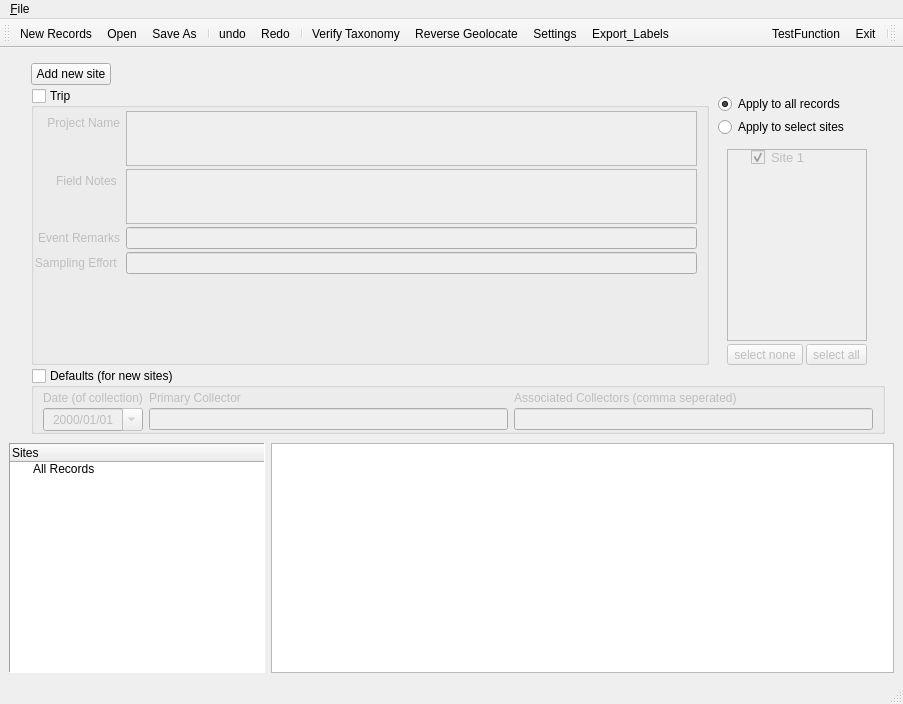
Old version of the form ui/TestUI.ui in the repository CapPow/collBook.
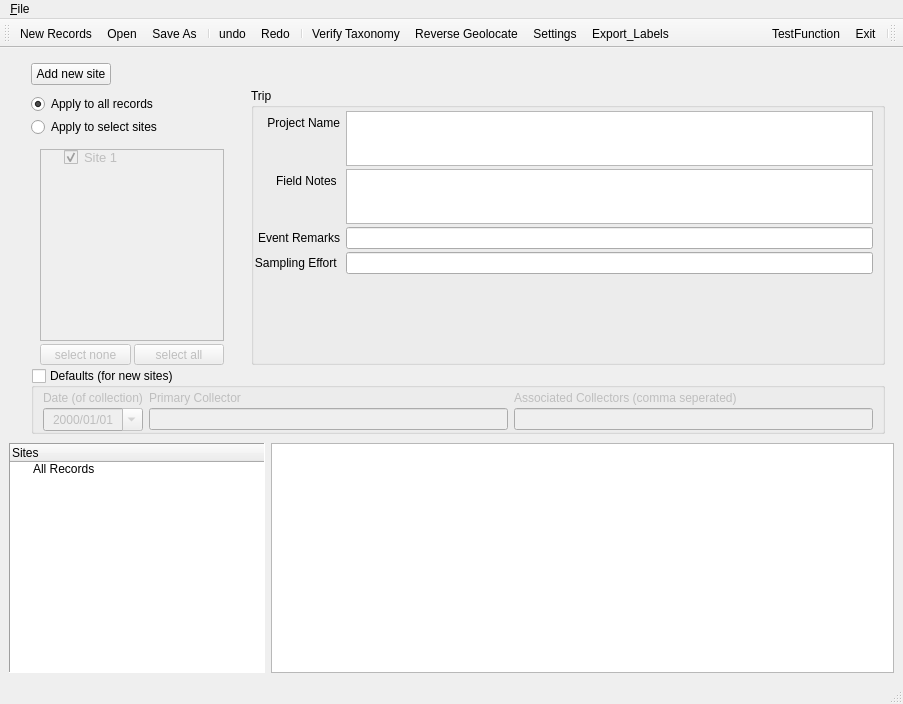
New version of the form. The open tabs and pages were chosen to show the change. Icons and pictures are not drawn. Custom widgets are drawn as their Qt base class.

The edit to the form file:
```diff
--- a/ui/TestUI.ui
+++ b/ui/TestUI.ui
@@ -208,148 +208,10 @@
              </spacer>
             </item>
             <item row="2" column="0" colspan="2">
-             <layout class="QHBoxLayout" name="horizontalLayout_16" stretch="15,1">
+             <layout class="QHBoxLayout" name="horizontalLayout_16" stretch="1,3">
               <property name="spacing">
                <number>9</number>
               </property>
-              <item>
-               <widget class="QGroupBox" name="gridGroupBox">
-                <property name="title">
-                 <string>Trip</string>
-                </property>
-                <property name="checkable">
-                 <bool>true</bool>
-                </property>
-                <property name="checked">
-                 <bool>false</bool>
-                </property>
-                <layout class="QFormLayout" name="formLayout_2">
-                 <property name="labelAlignment">
-                  <set>Qt::AlignRight|Qt::AlignTrailing|Qt::AlignVCenter</set>
-                 </property>
-                 <property name="verticalSpacing">
-                  <number>3</number>
-                 </property>
-                 <property name="leftMargin">
-                  <number>0</number>
-                 </property>
-                 <property name="topMargin">
-                  <number>3</number>
-                 </property>
-                 <property name="bottomMargin">
-                  <number>3</number>
-                 </property>
-                 <item row="0" column="0">
-                  <widget class="QLabel" name="label_labelProject">
-                   <property name="sizePolicy">
-                    <sizepolicy hsizetype="Preferred" vsizetype="Minimum">
-                     <horstretch>0</horstretch>
-                     <verstretch>0</verstretch>
-                    </sizepolicy>
-                   </property>
-                   <property name="text">
-                    <string>Project Name</string>
-                   </property>
-                   <property name="alignment">
-                    <set>Qt::AlignRight|Qt::AlignTrailing|Qt::AlignVCenter</set>
-                   </property>
-                  </widget>
-                 </item>
-                 <item row="0" column="1">
-                  <widget class="QPlainTextEdit" name="plainTextEdit_labelProject">
-                   <property name="sizePolicy">
-                    <sizepolicy hsizetype="Expanding" vsizetype="Minimum">
-                     <horstretch>0</horstretch>
-                     <verstretch>0</verstretch>
-                    </sizepolicy>
-                   </property>
-                   <property name="minimumSize">
-                    <size>
-                     <width>0</width>
-                     <height>45</height>
-                    </size>
-                   </property>
-                   <property name="maximumSize">
-                    <size>
-                     <width>16777215</width>
-                     <height>55</height>
-                    </size>
-                   </property>
-                  </widget>
-                 </item>
-                 <item row="1" column="0">
-                  <widget class="QLabel" name="label_fieldNotes">
-                   <property name="text">
-                    <string>Field Notes </string>
-                   </property>
-                   <property name="alignment">
-                    <set>Qt::AlignRight|Qt::AlignTrailing|Qt::AlignVCenter</set>
-                   </property>
-                  </widget>
-                 </item>
-                 <item row="1" column="1">
-                  <widget class="QPlainTextEdit" name="plainTextEdit_fieldNotes">
-                   <property name="sizePolicy">
-                    <sizepolicy hsizetype="Expanding" vsizetype="Minimum">
-                     <horstretch>0</horstretch>
-                     <verstretch>0</verstretch>
-                    </sizepolicy>
-                   </property>
-                   <property name="minimumSize">
-                    <size>
-                     <width>0</width>
-                     <height>45</height>
-                    </size>
-                   </property>
-                   <property name="maximumSize">
-                    <size>
-                     <width>16777215</width>
-                     <height>55</height>
-                    </size>
-                   </property>
-                   <property name="sizeIncrement">
-                    <size>
-                     <width>0</width>
-                     <height>0</height>
-                    </size>
-                   </property>
-                   <property name="baseSize">
-                    <size>
-                     <width>0</width>
-                     <height>0</height>
-                    </size>
-                   </property>
-                  </widget>
-                 </item>
-                 <item row="3" column="1">
-                  <widget class="QLineEdit" name="lineEdit_eventRemarks"/>
-                 </item>
-                 <item row="3" column="0">
-                  <widget class="QLabel" name="label_eventRemarks">
-                   <property name="text">
-                    <string>Event Remarks</string>
-                   </property>
-                   <property name="alignment">
-                    <set>Qt::AlignRight|Qt::AlignTrailing|Qt::AlignVCenter</set>
-                   </property>
-                  </widget>
-                 </item>
-                 <item row="4" column="1">
-                  <widget class="QLineEdit" name="lineEdit_samplingEffort"/>
-                 </item>
-                 <item row="4" column="0">
-                  <widget class="QLabel" name="label_samplingEffort">
-                   <property name="text">
-                    <string>Sampling Effort </string>
-                   </property>
-                   <property name="alignment">
-                    <set>Qt::AlignRight|Qt::AlignTrailing|Qt::AlignVCenter</set>
-                   </property>
-                  </widget>
-                 </item>
-                </layout>
-               </widget>
-              </item>
               <item>
                <widget class="QFrame" name="frame_3">
                 <layout class="QVBoxLayout" name="verticalLayout_5">
@@ -502,6 +364,144 @@
                 </layout>
                </widget>
               </item>
+              <item>
+               <widget class="QGroupBox" name="gridGroupBox">
+                <property name="title">
+                 <string>Trip</string>
+                </property>
+                <property name="checkable">
+                 <bool>false</bool>
+                </property>
+                <property name="checked">
+                 <bool>false</bool>
+                </property>
+                <layout class="QFormLayout" name="formLayout_2">
+                 <property name="labelAlignment">
+                  <set>Qt::AlignRight|Qt::AlignTrailing|Qt::AlignVCenter</set>
+                 </property>
+                 <property name="verticalSpacing">
+                  <number>3</number>
+                 </property>
+                 <property name="leftMargin">
+                  <number>0</number>
+                 </property>
+                 <property name="topMargin">
+                  <number>3</number>
+                 </property>
+                 <property name="bottomMargin">
+                  <number>3</number>
+                 </property>
+                 <item row="0" column="0">
+                  <widget class="QLabel" name="label_labelProject">
+                   <property name="sizePolicy">
+                    <sizepolicy hsizetype="Preferred" vsizetype="Minimum">
+                     <horstretch>0</horstretch>
+                     <verstretch>0</verstretch>
+                    </sizepolicy>
+                   </property>
+                   <property name="text">
+                    <string>Project Name</string>
+                   </property>
+                   <property name="alignment">
+                    <set>Qt::AlignRight|Qt::AlignTrailing|Qt::AlignVCenter</set>
+                   </property>
+                  </widget>
+                 </item>
+                 <item row="0" column="1">
+                  <widget class="QPlainTextEdit" name="plainTextEdit_labelProject">
+                   <property name="sizePolicy">
+                    <sizepolicy hsizetype="Expanding" vsizetype="Minimum">
+                     <horstretch>0</horstretch>
+                     <verstretch>0</verstretch>
+                    </sizepolicy>
+                   </property>
+                   <property name="minimumSize">
+                    <size>
+                     <width>0</width>
+                     <height>45</height>
+                    </size>
+                   </property>
+                   <property name="maximumSize">
+                    <size>
+                     <width>16777215</width>
+                     <height>55</height>
+                    </size>
+                   </property>
+                  </widget>
+                 </item>
+                 <item row="1" column="0">
+                  <widget class="QLabel" name="label_fieldNotes">
+                   <property name="text">
+                    <string>Field Notes </string>
+                   </property>
+                   <property name="alignment">
+                    <set>Qt::AlignRight|Qt::AlignTrailing|Qt::AlignVCenter</set>
+                   </property>
+                  </widget>
+                 </item>
+                 <item row="1" column="1">
+                  <widget class="QPlainTextEdit" name="plainTextEdit_fieldNotes">
+                   <property name="sizePolicy">
+                    <sizepolicy hsizetype="Expanding" vsizetype="Minimum">
+                     <horstretch>0</horstretch>
+                     <verstretch>0</verstretch>
+                    </sizepolicy>
+                   </property>
+                   <property name="minimumSize">
+                    <size>
+                     <width>0</width>
+                     <height>45</height>
+                    </size>
+                   </property>
+                   <property name="maximumSize">
+                    <size>
+                     <width>16777215</width>
+                     <height>55</height>
+                    </size>
+                   </property>
+                   <property name="sizeIncrement">
+                    <size>
+                     <width>0</width>
+                     <height>0</height>
+                    </size>
+                   </property>
+                   <property name="baseSize">
+                    <size>
+                     <width>0</width>
+                     <height>0</height>
+                    </size>
+                   </property>
+                  </widget>
+                 </item>
+                 <item row="3" column="1">
+                  <widget class="QLineEdit" name="lineEdit_eventRemarks"/>
+                 </item>
+                 <item row="3" column="0">
+                  <widget class="QLabel" name="label_eventRemarks">
+                   <property name="text">
+                    <string>Event Remarks</string>
+                   </property>
+                   <property name="alignment">
+                    <set>Qt::AlignRight|Qt::AlignTrailing|Qt::AlignVCenter</set>
+                   </property>
+                  </widget>
+                 </item>
+                 <item row="4" column="1">
+                  <widget class="QLineEdit" name="lineEdit_samplingEffort"/>
+                 </item>
+                 <item row="4" column="0">
+                  <widget class="QLabel" name="label_samplingEffort">
+                   <property name="text">
+                    <string>Sampling Effort </string>
+                   </property>
+                   <property name="alignment">
+                    <set>Qt::AlignRight|Qt::AlignTrailing|Qt::AlignVCenter</set>
+                   </property>
+                  </widget>
+                 </item>
+                </layout>
+               </widget>
+              </item>
              </layout>
             </item>
            </layout>
```
Left out of the diff: 28 changed lines with no effect on the pictures.
